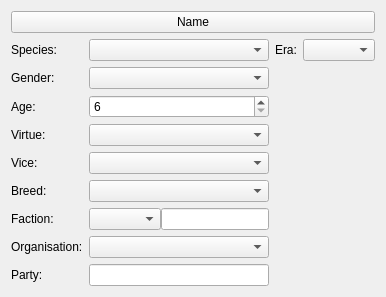
The window that ui/ui_InfoWidget.ui (Kamduis/SoulCreator) describes before a commit, drawn with Qt 5.
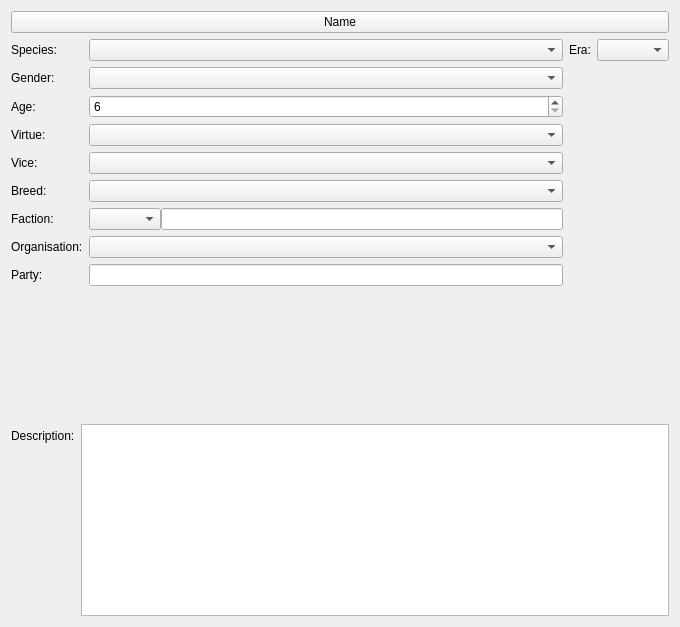
The same window after the commit. Custom widgets are drawn as their Qt base class.

```diff
--- a/ui/ui_InfoWidget.ui
+++ b/ui/ui_InfoWidget.ui
@@ -2,6 +2,14 @@
 <ui version="4.0">
  <class>InfoWidget</class>
  <widget class="QWidget" name="InfoWidget">
+  <property name="geometry">
+   <rect>
+    <x>0</x>
+    <y>0</y>
+    <width>680</width>
+    <height>627</height>
+   </rect>
+  </property>
   <property name="windowTitle">
    <string>Form</string>
   </property>
@@ -159,8 +167,42 @@
      </item>
     </layout>
    </item>
+   <item>
+    <spacer name="verticalSpacer_2">
+     <property name="orientation">
+      <enum>Qt::Vertical</enum>
+     </property>
+     <property name="sizeHint" stdset="0">
+      <size>
+       <width>20</width>
+       <height>40</height>
+      </size>
+     </property>
+    </spacer>
+   </item>
+   <item>
+    <layout class="QFormLayout" name="formLayout_3">
+     <item row="0" column="0">
+      <widget class="QLabel" name="label_6">
+       <property name="text">
+        <string>Description:</string>
+       </property>
+      </widget>
+     </item>
+     <item row="0" column="1">
+      <widget class="DefocusableTextEdit" name="textEdit_description"/>
+     </item>
+    </layout>
+   </item>
   </layout>
  </widget>
+ <customwidgets>
+  <customwidget>
+   <class>DefocusableTextEdit</class>
+   <extends>QTextEdit</extends>
+   <header>src/Widgets/Components/DefocusableTextEdit</header>
+  </customwidget>
+ </customwidgets>
  <resources/>
  <connections/>
 </ui>
```
Left out of the diff: 6 changed lines with no effect on the pictures.
